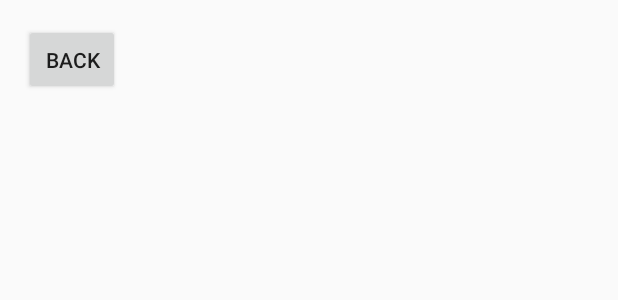
After one commit to WesleyChoi/QuickReact, an Android app: the layout activity_compass_agility_execute.xml on its own in the app's theme, with its tools: preview values and no code run, on a phone screen of 412 x 824 dp. The commit adds this screen. Shown: the top 300 px of the screen. Run offline under Robolectric (Android 15) with nearby library versions, the phone set to English and light mode, and no system bars.

Commit message:
removed appbar from app

```diff
--- /dev/null
+++ b/app/src/main/res/layout/activity_compass_agility_execute.xml
@@ -0,0 +1,19 @@
+<?xml version="1.0" encoding="utf-8"?>
+<androidx.constraintlayout.widget.ConstraintLayout xmlns:android="http://schemas.android.com/apk/res/android"
+    xmlns:app="http://schemas.android.com/apk/res-auto"
+    xmlns:tools="http://schemas.android.com/tools"
+    android:layout_width="match_parent"
+    android:layout_height="match_parent"
+    tools:context=".CompassAgilityExecute">
+
+    <Button
+        android:id="@+id/nav_back_agility_selector"
+        android:layout_width="64dp"
+        android:layout_height="47dp"
+        android:layout_marginTop="16dp"
+        android:text="Back"
+        app:layout_constraintEnd_toEndOf="parent"
+        app:layout_constraintHorizontal_bias="0.046"
+        app:layout_constraintStart_toStartOf="parent"
+        app:layout_constraintTop_toTopOf="parent" />
+</androidx.constraintlayout.widget.ConstraintLayout>
--- a/app/src/main/res/layout/compass_agility_selector.xml
+++ b/app/src/main/res/layout/compass_agility_selector.xml
@@ -61,7 +61,7 @@
         app:layout_constraintTop_toTopOf="parent" />
 
     <Button
-        android:id="@+id/button"
+        android:id="@+id/nav_compass_start_execute"
         android:layout_width="199dp"
         android:layout_height="62dp"
         android:layout_marginBottom="28dp"
--- a/app/src/main/res/values/styles.xml
+++ b/app/src/main/res/values/styles.xml
@@ -1,6 +1,6 @@
 <resources>
     <!-- Base application theme. -->
-    <style name="AppTheme" parent="Theme.AppCompat.Light.DarkActionBar">
+    <style name="AppTheme" parent="Theme.AppCompat.Light.NoActionBar">
         <!-- Customize your theme here. -->
         <item name="colorPrimary">@color/colorPrimary</item>
         <item name="colorPrimaryDark">@color/colorPrimaryDark</item>
```
Also changed, not shown: app/src/main/AndroidManifest.xml (+10 -11 lines), app/src/main/java/com/example/quickreact/CompassAgilityExecute.java (added, +37 -0 lines), app/src/main/java/com/example/quickreact/CompassAgilitySelector.java (+19 -8 lines).
